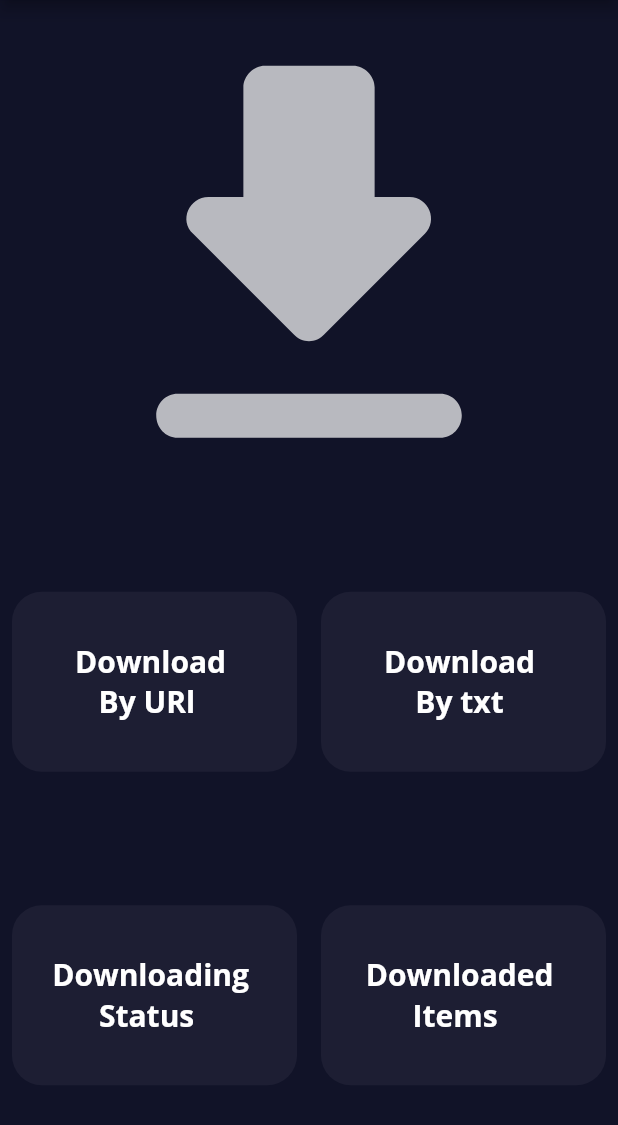
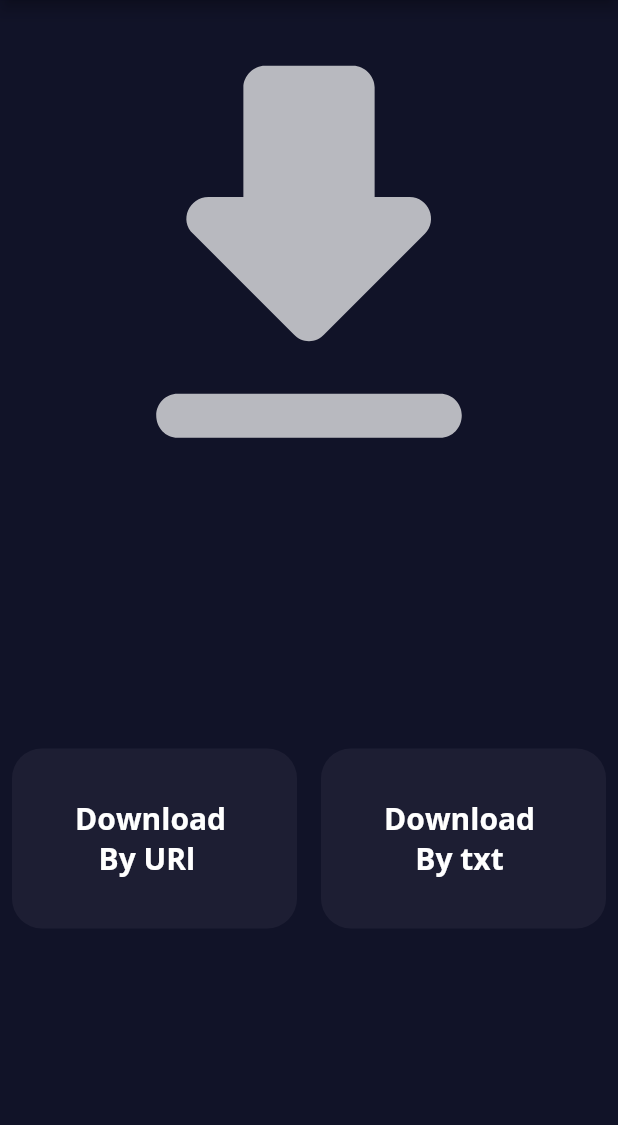
Before and after one commit to Mina329/url_downloader, a Flutter app: the screen it shows after launch, on a phone screen of 412 x 824 dp, the part 84-1209 px from its top. Run offline on Flutter 3.47's test engine with Material 2 defaults, Android fonts, the phone set to English and light mode, and no system bars; our stand-ins replace permission_handler; missing offline and left inert: flutter_downloader.

```diff
--- a/lib/Screens/MainMenu.dart
+++ b/lib/Screens/MainMenu.dart
@@ -3,8 +3,9 @@ import '/constants.dart';
 import 'package:downloader/components/CardButton.dart';
 import 'package:downloader/Screens/DownloadByURL.dart';
 import 'package:downloader/Screens/DownloadByTxt.dart';
-import 'package:downloader/Screens/DownloadingPage.dart';
-import 'package:downloader/Screens/DownloadedItems.dart';
+import 'package:permission_handler/permission_handler.dart';
+import 'dart:io';
+
 
 class MainMenu extends StatefulWidget {
   static String id = 'MainMenu';
@@ -39,6 +40,8 @@ class _MainMenuState extends State<MainMenu> {
               children: [
                 Expanded(
                   child: CardButtons(
+                    height: 120.0,
+                    width: 200.0,
                     labeltext: "Download \n   By URl",
                     onpress: (){
                       Navigator.pushNamed(context, URlDownloader.id);
@@ -47,6 +50,8 @@ class _MainMenuState extends State<MainMenu> {
                 )
                 ,Expanded(
                   child: CardButtons(
+                    height: 120.0,
+                    width: 200.0,
                     labeltext: "Download \n    By txt",
                     onpress: (){
                       Navigator.pushNamed(context, TxtDownloader.id);
@@ -56,29 +61,7 @@ class _MainMenuState extends State<MainMenu> {
               ],
             ),
           ),
-          Expanded(
-            child: Row(
-              mainAxisAlignment: MainAxisAlignment.spaceBetween,
-              children: [
-                Expanded(
-                  child: CardButtons(
-                    labeltext: "Downloading \n      Status",
-                    onpress: (){
-                      Navigator.pushNamed(context, DownloadingPage.id);
-                    },
-                  ),
-                )
-                ,Expanded(
-                  child: CardButtons(
-                    labeltext: "Downloaded \n      Items",
-                    onpress: (){
-                      Navigator.pushNamed(context, DownloadedItems.id);
-                    },
-                  ),
-                ),
-              ],
-            ),
-          ),
+
         ],
       ),
     );
--- a/lib/components/CardButton.dart
+++ b/lib/components/CardButton.dart
@@ -2,15 +2,17 @@ import 'package:flutter/material.dart';
 import '/constants.dart';
 
 class CardButtons extends StatelessWidget {
-  CardButtons({required this.labeltext ,required this.onpress });
+  CardButtons({required this.labeltext ,required this.onpress,required this.height,required this.width });
   final String labeltext ;
   final VoidCallback onpress;
+  final double height;
+  final double width;
   @override
   Widget build(BuildContext context) {
     return TextButton(
       child: Container(
-        height: 120.0,
-        width: 200.0,
+        height: height,
+        width: width,
         child: Column(
           mainAxisAlignment: MainAxisAlignment.center,
           crossAxisAlignment: CrossAxisAlignment.center,
--- a/lib/main.dart
+++ b/lib/main.dart
@@ -1,5 +1,6 @@
 import 'dart:async';
 import 'dart:convert';
+import 'dart:io';
 import 'package:flutter/material.dart';
 import 'package:flutter/services.dart';
 import 'package:downloader/Screens/MainMenu.dart';
@@ -7,10 +8,16 @@ import 'package:downloader/Screens/DownloadByURL.dart';
 import 'package:downloader/Screens/DownloadedItems.dart';
 import 'package:downloader/Screens/DownloadByTxt.dart';
 import 'package:downloader/Screens/DownloadingPage.dart';
+import 'package:flutter_downloader/flutter_downloader.dart';
 
 
 
-void main() {
+
+void main() async {
+  WidgetsFlutterBinding.ensureInitialized();
+  await FlutterDownloader.initialize(
+      debug: true // optional: set false to disable printing logs to console
+  );
   runApp( MyApp());
 }
 
@@ -30,8 +37,6 @@ class MyApp extends StatelessWidget {
         MainMenu.id : (context) => MainMenu() ,
         URlDownloader.id : (context)=>URlDownloader(),
         TxtDownloader.id : (context) => TxtDownloader() ,
-        DownloadingPage.id : (context) => DownloadingPage(),
-        DownloadedItems.id : (context) => DownloadedItems(),
       },
     );
   }
--- a/pubspec.yaml
+++ b/pubspec.yaml
@@ -36,6 +36,7 @@ dependencies:
   cupertino_icons: ^1.0.2
   file_picker: ^4.5.1
   flutter_downloader: ^1.7.2
+  permission_handler: ^9.2.0
 
 dev_dependencies:
   flutter_test:
```
Also changed, not shown: lib/Screens/DownloadByURL.dart (+106 -1 lines), lib/Screens/DownloadedItems.dart (deleted, +0 -13 lines), lib/Screens/DownloadingPage.dart (deleted, +0 -14 lines), pubspec.lock, 2 other files.
